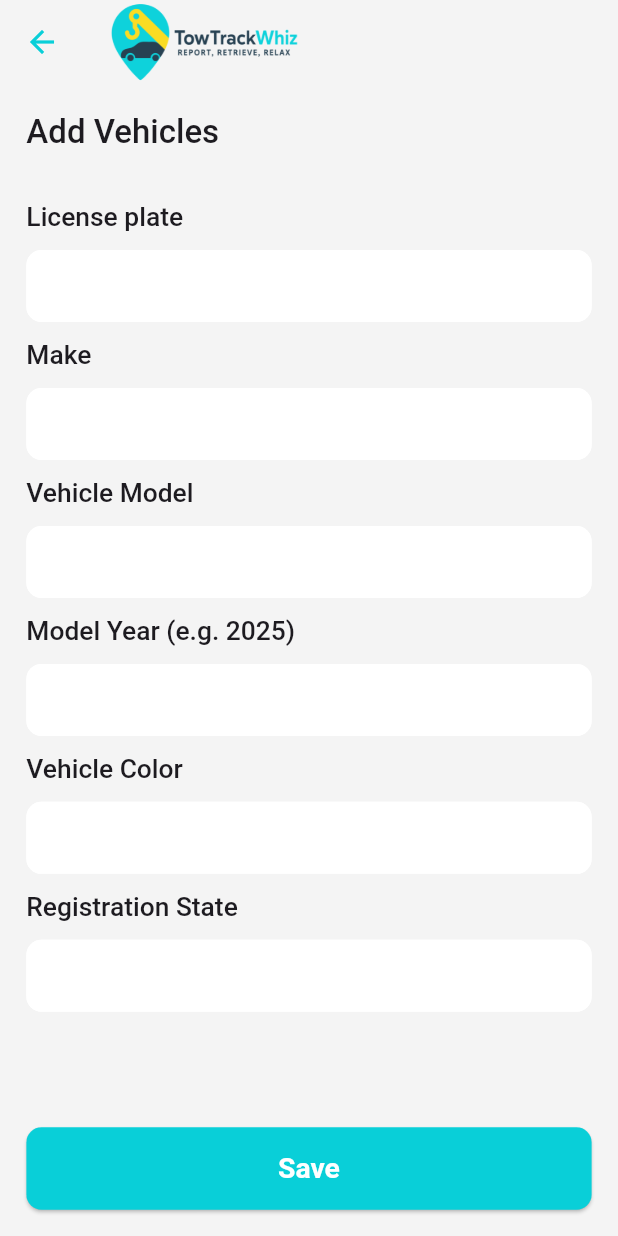
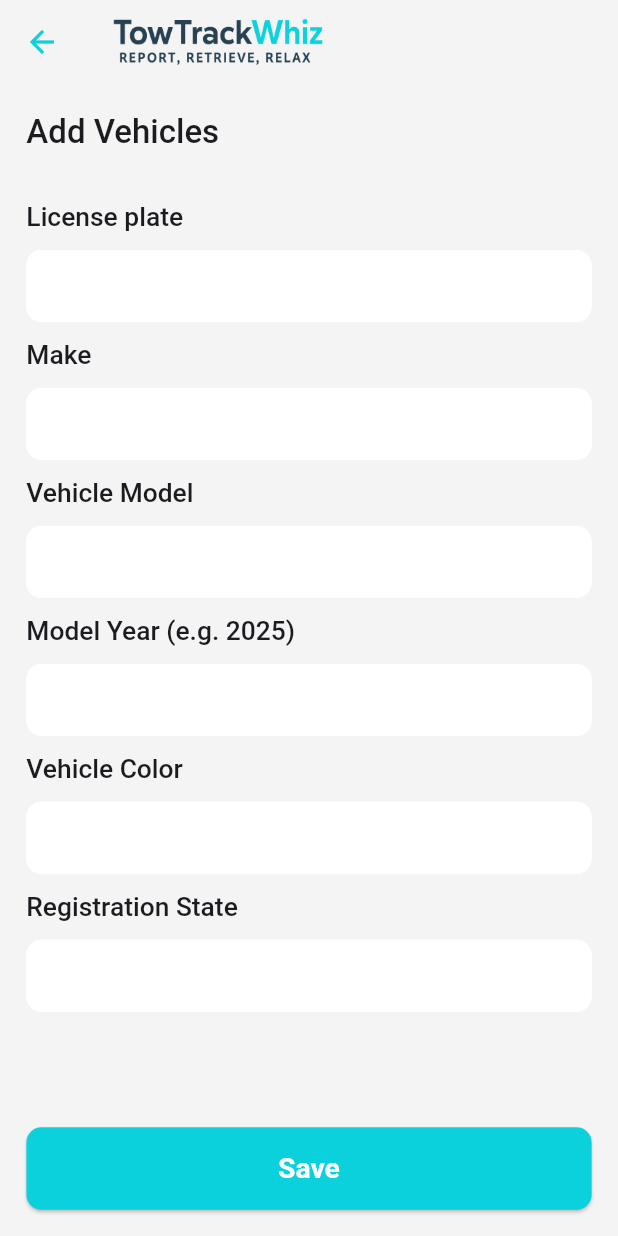
Before and after one commit to gm6534/towtrackwhiz, a Flutter app: the AddEditVehicleScreen screen opened by its route, on a phone screen of 412 x 824 dp. Run offline on Flutter 3.47's test engine with Material 3 defaults, Android fonts, the phone set to English and light mode, and no system bars; our stand-ins replace cached_network_image, connectivity_plus, firebase_core, firebase_messaging, flutter_colorpicker, flutter_dotenv and 15 more; missing offline and left inert: android_alarm_manager_plus; accounts and stored records are empty; network calls fail; project files that could hold a hidden picture were left out.

Commit message:
new change in ui

```diff
--- a/lib/Core/Common/Widgets/common_app_bar.dart
+++ b/lib/Core/Common/Widgets/common_app_bar.dart
@@ -1,4 +1,5 @@
 import 'package:flutter/material.dart';
+import 'package:flutter_screenutil/flutter_screenutil.dart';
 
 import '../../../core/Constants/app_strings.dart';
 import '../../../core/Utils/app_colors.dart';
@@ -12,10 +13,10 @@ AppBar? get commonAppBar {
     backgroundColor: AppColors.scaffoldBgColor,
     surfaceTintColor: AppColors.scaffoldBgColor,
     title: Image.asset(
-      ImgPath.appLogo,
+      ImgPath.appLogo1,
       // width: Get.width * 0.5,
       fit: BoxFit.fitHeight,
-      height: kToolbarHeight,
+      height: 40.w,
     ),
   );
 }
--- a/lib/Core/Constants/app_strings.dart
+++ b/lib/Core/Constants/app_strings.dart
@@ -1,5 +1,5 @@
 class AppInfo {
-  static const String appTitle = "Tow Track Whiz";
+  static const String appTitle = "TowTrackWhiz";
 }
 
 class GetStorageKeys {
@@ -20,6 +20,7 @@ class ImgPath {
   /////////////////<<<<<-- PNG IMAGES -->>>>///////////////////////
   // static const String appLogo = "${png}towTrackLogo.png";
   static const String appLogo = "${png}app_new_logo.png";
+  static const String appLogo1 = "${png}Tow-Track-Whiz.png";
   static const String tow1Png = "${png}tow1.png";
   static const String tow2Png = "${png}tow2.png";
   static const String tow3Png = "${png}tow3.png";
--- a/lib/Core/Utils/app_colors.dart
+++ b/lib/Core/Utils/app_colors.dart
@@ -2,7 +2,7 @@ import 'package:flutter/material.dart';
 
 class AppColors {
   static const Color scaffoldBgColor = Color(0xFFF4F4F4);
-  static const Color primary = Color(0xFF09CFD8);
+  static const Color primary = Color(0xFF0AD1DB);
   static const Color lightPrimary = Color(0xFFECFCF9);
   static const Color white = Color(0xFFFFFFFF);
   static const Color secondary = Color(0xFF8CB8FA);
@@ -10,7 +10,7 @@ class AppColors {
   static const Color lightRed = Color(0xFFFBBABB);
   static const Color redColor = Color(0xFFD91316);
   static const Color greenColor = Color(0xFF84D000);
-  static const Color yellowColor = Color(0xFFFFDB02);
+  static const Color yellowColor = Color(0xFFfdd81e);
   static const Color lightYellowColor = Color(0xFFFBF4CA);
   static const Color hintColor = Color(0xFF949494);
   static const Color warningColor = Color(0xFFEDAC2F);
--- a/lib/View/Dashboard/Alert/alert_screen.dart
+++ b/lib/View/Dashboard/Alert/alert_screen.dart
@@ -16,6 +16,7 @@ class AlertScreen extends GetView<CommunityAlertController> {
       crossAxisAlignment: CrossAxisAlignment.start,
       spacing: 15.w,
       children: [
+        5.verticalSpace,
         Text(
           AppHeadings.communityAlerts,
           style: context.textTheme.displaySmall,
--- a/lib/View/Dashboard/Home/home_screen.dart
+++ b/lib/View/Dashboard/Home/home_screen.dart
@@ -16,6 +16,7 @@ class HomeScreen extends GetView<HomeController> {
       spacing: 15.w,
       crossAxisAlignment: CrossAxisAlignment.start,
       children: [
+        5.verticalSpace,
         Align(
           alignment: AlignmentDirectional.centerStart,
           child: Text(
--- a/lib/View/Dashboard/LookUp/lookup_screen.dart
+++ b/lib/View/Dashboard/LookUp/lookup_screen.dart
@@ -42,6 +42,7 @@ class LookupScreen extends StatelessWidget {
                 crossAxisAlignment: CrossAxisAlignment.start,
                 spacing: 15.w,
                 children: [
+                  5.verticalSpace,
                   Text(
                     "Who Towed My Car?",
                     style: Get.textTheme.headlineLarge?.copyWith(
--- a/lib/View/Dashboard/dashboard_screen.dart
+++ b/lib/View/Dashboard/dashboard_screen.dart
@@ -30,7 +30,7 @@ class DashboardScreen extends GetView<DashboardController> {
       },
       child: Obx(
         () => BaseScaffold(
-          appBar: commonAppBar,
+          // appBar: commonAppBar,
           body:
               controller.isDashboardLoading.value
                   ? Center(child: CircularProgressIndicator())
--- a/lib/View/Profile/profile_screen.dart
+++ b/lib/View/Profile/profile_screen.dart
@@ -23,6 +23,7 @@ class ProfileScreen extends GetView<ProfileController> {
         return SingleChildScrollView(
           child: Column(
             children: [
+              20.verticalSpace,
               Container(
                 height: 120.w,
                 width: 120.w,
@@ -90,7 +91,7 @@ class ProfileScreen extends GetView<ProfileController> {
                 child: Row(
                   spacing: 10.w,
                   children: [
-                    Image.asset(ImgPath.badgeIcon, height: 30.w, width: 30.w),
+                    Image.asset(ImgPath.badgeIcon, height: 30.w, width: 30.w, color: AppColors.yellowColor,),
                     Expanded(
                       child: Column(
                         crossAxisAlignment: CrossAxisAlignment.start,
```
Also changed, not shown: 1 other file.
